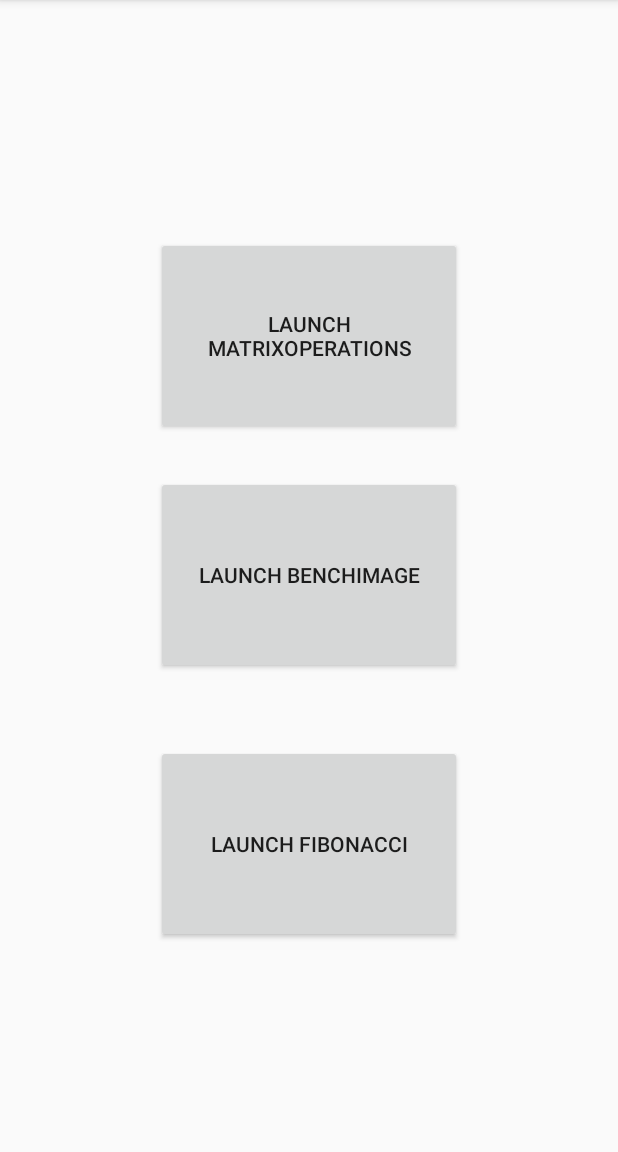
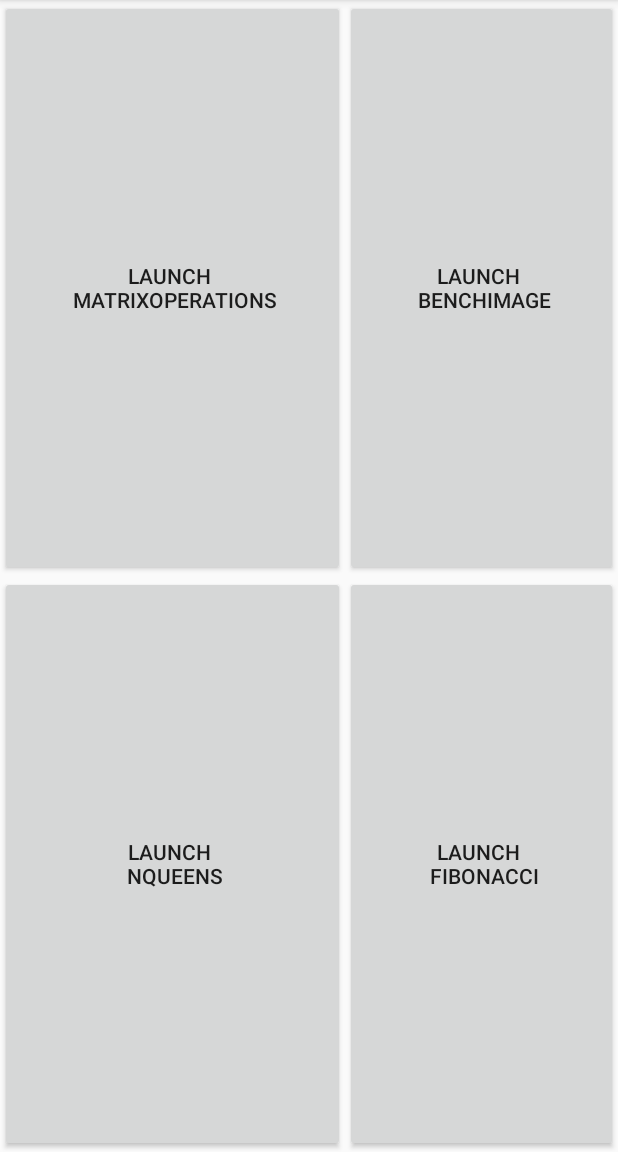
Before and after one commit to alvesRenan/BenchmarkApp, an Android app: the screen it shows after launch (MainActivity), on a phone screen of 412 x 824 dp, the part 84-1236 px from its top. Run offline under Robolectric (Android 15) with nearby library versions, the phone set to English and light mode, and no system bars.

Commit message:
Added NQueens App Modified main layout to GridLayout format

```diff
--- a/app/src/main/AndroidManifest.xml
+++ b/app/src/main/AndroidManifest.xml
@@ -28,6 +28,7 @@
         </activity>
         <activity android:name=".MatrixActivity"/>
         <activity android:name=".BenchImageActivity"/>
+        <activity android:name=".NQueensActivity"/>
     </application>
 
 </manifest>
--- a/app/src/main/java/alves/renan/benchmarkapp/MainActivity.kt
+++ b/app/src/main/java/alves/renan/benchmarkapp/MainActivity.kt
@@ -21,5 +21,9 @@ class MainActivity : AppCompatActivity() {
         btnFibonacci.setOnClickListener {
             startActivity( Intent(applicationContext, FibonacciActivity::class.java) )
         }
+
+        btnNQueens.setOnClickListener {
+            startActivity( Intent(applicationContext, NQueensActivity::class.java) )
+        }
     }
 }
--- /dev/null
+++ b/app/src/main/java/alves/renan/benchmarkapp/nqueens/NQueens.java
@@ -0,0 +1,5 @@
+package alves.renan.benchmarkapp.nqueens;
+
+public interface NQueens {
+        public int callplaceNqueens(int n);
+}
--- a/app/src/main/res/layout/activity_main.xml
+++ b/app/src/main/res/layout/activity_main.xml
@@ -1,44 +1,40 @@
 <?xml version="1.0" encoding="utf-8"?>
-<androidx.constraintlayout.widget.ConstraintLayout xmlns:android="http://schemas.android.com/apk/res/android"
-    xmlns:app="http://schemas.android.com/apk/res-auto"
+
+<GridLayout xmlns:android="http://schemas.android.com/apk/res/android"
     xmlns:tools="http://schemas.android.com/tools"
     android:layout_width="match_parent"
     android:layout_height="match_parent"
-    tools:context=".MainActivity">
-
+    android:columnCount="2"
+    android:rowCount="2"
+    android:orientation="horizontal"
+    tools:context=".MainActivity" >
 
     <Button
         android:id="@+id/btnMatrix"
-        android:layout_width="204dp"
-        android:layout_height="0dp"
-        android:layout_marginTop="158dp"
-        android:layout_marginBottom="27dp"
-        android:text="@string/btnMatrix"
-        app:layout_constraintBottom_toTopOf="@+id/btnBenchImage"
-        app:layout_constraintEnd_toEndOf="parent"
-        app:layout_constraintStart_toStartOf="parent"
-        app:layout_constraintTop_toTopOf="parent" />
+        android:layout_gravity="fill"
+        android:layout_rowWeight="1"
+        android:layout_columnWeight="1"
+        android:text="@string/btnMatrix"/>
 
     <Button
         android:id="@+id/btnBenchImage"
-        android:layout_width="204dp"
-        android:layout_height="0dp"
-        android:layout_marginBottom="47dp"
-        android:text="@string/btnBenchImage"
-        app:layout_constraintBottom_toTopOf="@+id/btnFibonacci"
-        app:layout_constraintEnd_toEndOf="parent"
-        app:layout_constraintStart_toStartOf="parent"
-        app:layout_constraintTop_toBottomOf="@+id/btnMatrix" />
+        android:layout_gravity="fill"
+        android:layout_rowWeight="1"
+        android:layout_columnWeight="1"
+        android:text="@string/btnBenchImage"/>
+
+    <Button
+        android:id="@+id/btnNQueens"
+        android:layout_gravity="fill"
+        android:layout_rowWeight="1"
+        android:layout_columnWeight="1"
+        android:text="@string/btnNQueens"/>
 
     <Button
         android:id="@+id/btnFibonacci"
-        android:layout_width="204dp"
-        android:layout_height="0dp"
-        android:layout_marginBottom="139dp"
-        android:text="@string/btnFibonacci"
-        app:layout_constraintBottom_toBottomOf="parent"
-        app:layout_constraintEnd_toEndOf="parent"
-        app:layout_constraintStart_toStartOf="parent"
-        app:layout_constraintTop_toBottomOf="@+id/btnBenchImage" />
+        android:layout_gravity="fill"
+        android:layout_rowWeight="1"
+        android:layout_columnWeight="1"
+        android:text="@string/btnFibonacci"/>
 
-</androidx.constraintlayout.widget.ConstraintLayout>
+</GridLayout>
--- a/app/src/main/res/values/strings.xml
+++ b/app/src/main/res/values/strings.xml
@@ -1,8 +1,9 @@
 <resources>
     <string name="app_name">BenchmarkApp</string>
-    <string name="btnMatrix">Launch MatrixOperations</string>
-    <string name="btnBenchImage">Launch BenchImage</string>
-    <string name="btnFibonacci">Launch Fibonacci</string>
+    <string name="btnMatrix">Launch \n MatrixOperations</string>
+    <string name="btnBenchImage">Launch \n BenchImage</string>
+    <string name="btnFibonacci">Launch \n Fibonacci</string>
+    <string name="btnNQueens">Launch \n NQueens</string>
 
     <string name="action_settings">Settings</string>
     <string name="hello_world">Hello world!</string>
```
Also changed, not shown: app/src/main/java/alves/renan/benchmarkapp/NQueensActivity.java (added, +146 -0 lines), app/src/main/java/alves/renan/benchmarkapp/nqueens/NQueensBacktracking.java (added, +36 -0 lines), app/src/main/res/layout/activity_nqueens.xml (added, +76 -0 lines).
